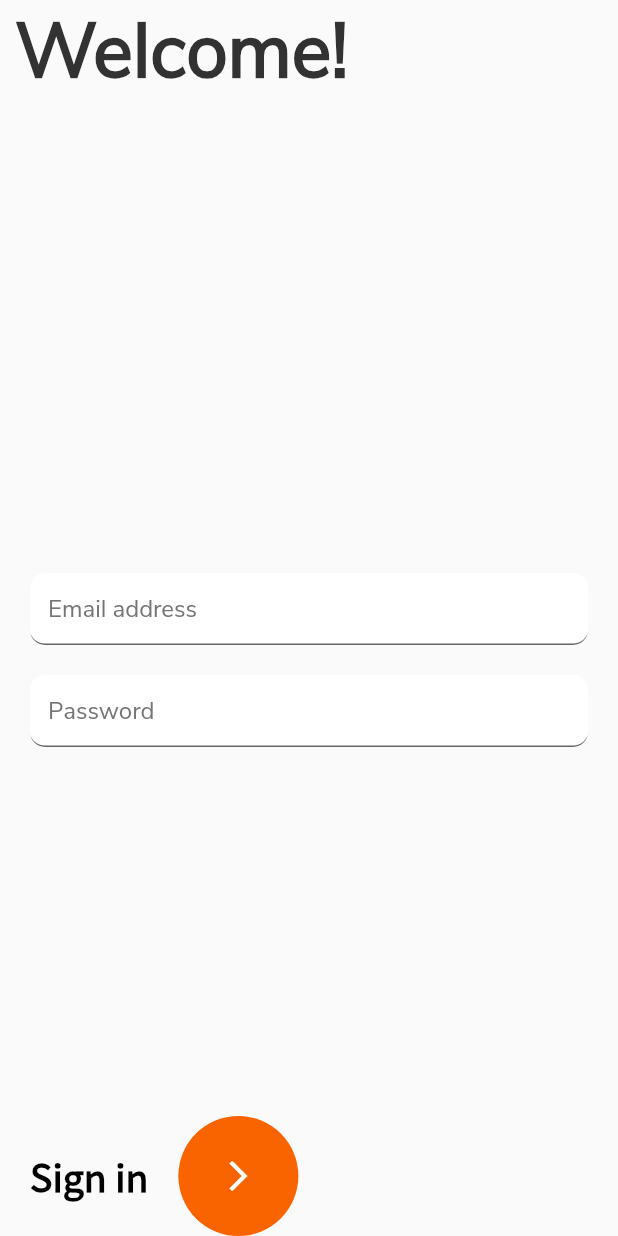
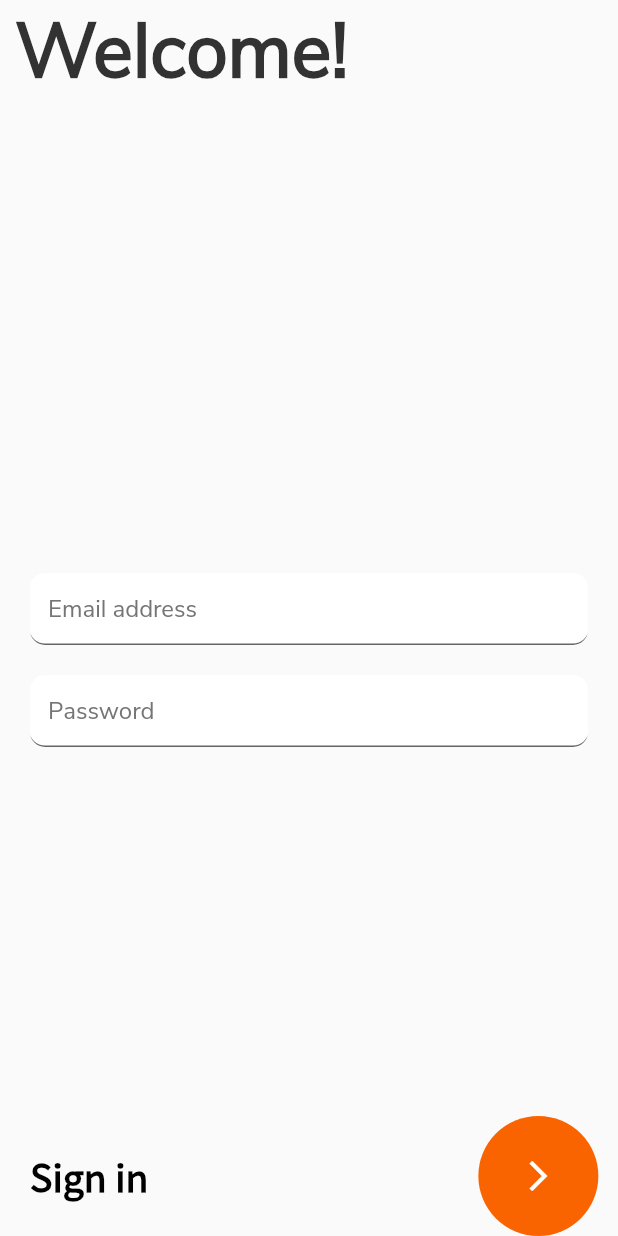
Before and after one commit to D-Coder135/crypto_application_project, a Flutter app: the screen it shows after launch, after a tap on the "arrow forward ios" icon, on a phone screen of 412 x 824 dp. Run offline on Flutter 3.47's test engine with Material 2 defaults, Android fonts, the phone set to English and light mode, and no system bars.

Commit message:
add the width property for the SizedBox() widget

```diff
--- a/lib/login_page.dart
+++ b/lib/login_page.dart
@@ -84,7 +84,9 @@ class LoginPage extends StatelessWidget {
                     ),
                   ),
                 ),
-                SizedBox(),
+                SizedBox(
+                  width: 200.0,
+                ),
                 CircleAvatar(
                   child: Icon(
                     Icons.arrow_forward_ios,
```
